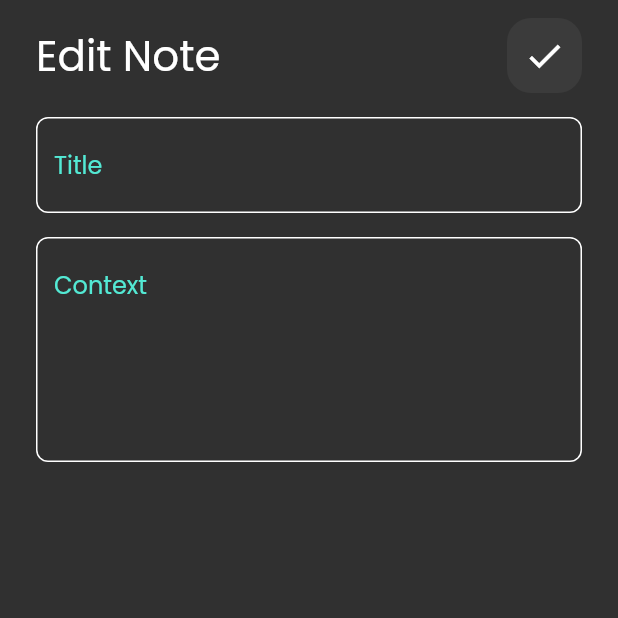
After one commit to Ahmeddsanad/notes_app, a Flutter app: the screen it shows after launch, after a tap on "Flutter tips", on a phone screen of 412 x 824 dp, the top half of it. The commit adds this screen. Run offline on Flutter 3.47's test engine with Material 2 defaults, Android fonts, the phone set to English and light mode, and no system bars; our stand-ins replace font_awesome_flutter.

Commit message:
add custom app bar to edit note view

```diff
--- a/lib/main.dart
+++ b/lib/main.dart
@@ -1,4 +1,5 @@
 import 'package:flutter/material.dart';
+import 'package:notes_app/views/edit_note_view.dart';
 import 'package:notes_app/views/notes_view.dart';
 
 void main() {
--- /dev/null
+++ b/lib/views/edit_note_view.dart
@@ -0,0 +1,43 @@
+import 'package:flutter/material.dart';
+import 'package:notes_app/views/widgets/custom_app_bar.dart';
+import 'package:notes_app/views/widgets/custom_text_field.dart';
+
+class EditNoteView extends StatelessWidget {
+  const EditNoteView({super.key});
+
+  @override
+  Widget build(BuildContext context) {
+    return const Scaffold(
+      body: Padding(
+        padding: EdgeInsets.only(
+          top: 12.0,
+          left: 24.0,
+          right: 24.0,
+        ),
+        child: SafeArea(
+          child: Column(
+            children: [
+              CustomAppBar(
+                text: 'Edit Note',
+                icon: Icons.check,
+              ),
+              SizedBox(
+                height: 16,
+              ),
+              CustomTextField(
+                hintText: 'Title',
+              ),
+              SizedBox(
+                height: 16,
+              ),
+              CustomTextField(
+                hintText: 'Context',
+                maxLines: 5,
+              ),
+            ],
+          ),
+        ),
+      ),
+    );
+  }
+}
--- a/lib/views/widgets/custom_app_bar.dart
+++ b/lib/views/widgets/custom_app_bar.dart
@@ -1,23 +1,28 @@
 import 'package:flutter/material.dart';
 import 'package:notes_app/views/widgets/custom_search_icon.dart';
 
-class CutomAppBar extends StatelessWidget {
-  const CutomAppBar({
+class CustomAppBar extends StatelessWidget {
+  const CustomAppBar({
     super.key,
+    required this.text,
+    required this.icon,
   });
+
+  final String text;
+  final IconData icon;
 
   @override
   Widget build(BuildContext context) {
-    return const Row(
+    return Row(
       children: [
         Text(
-          'Notes',
-          style: TextStyle(
+          text,
+          style: const TextStyle(
             fontSize: 28,
           ),
         ),
-        Spacer(),
-        CustomSearchIcon(),
+        const Spacer(),
+        CustomSearchIcon(icon: icon),
       ],
     );
   }
--- a/lib/views/widgets/custom_note_item.dart
+++ b/lib/views/widgets/custom_note_item.dart
@@ -1,5 +1,6 @@
 import 'package:flutter/material.dart';
 import 'package:font_awesome_flutter/font_awesome_flutter.dart';
+import 'package:notes_app/views/edit_note_view.dart';
 
 class NoteItem extends StatelessWidget {
   const NoteItem({
@@ -8,7 +9,15 @@ class NoteItem extends StatelessWidget {
 
   @override
   Widget build(BuildContext context) {
-    return Container(
+    return GestureDetector(
+      onTap: () {
+        Navigator.push(
+            context,
+            MaterialPageRoute(
+              builder: (context) => const EditNoteView(),
+            ));
+      },
+      child: Container(
         padding: const EdgeInsets.only(
           top: 24,
           bottom: 24,
@@ -66,6 +75,7 @@ class NoteItem extends StatelessWidget {
             )
           ],
         ),
+      ),
     );
   }
 }
--- a/lib/views/widgets/custom_search_icon.dart
+++ b/lib/views/widgets/custom_search_icon.dart
@@ -1,9 +1,9 @@
 import 'package:flutter/material.dart';
 
 class CustomSearchIcon extends StatelessWidget {
-  const CustomSearchIcon({
-    super.key,
-  });
+  const CustomSearchIcon({super.key, required this.icon});
+
+  final IconData icon;
 
   @override
   Widget build(BuildContext context) {
@@ -16,8 +16,8 @@ class CustomSearchIcon extends StatelessWidget {
         ),
         color: Colors.white.withOpacity(0.05),
       ),
-      child: const Icon(
-        Icons.search,
+      child: Icon(
+        icon,
         size: 28.0,
       ),
     );
--- a/lib/views/widgets/news_view_body.dart
+++ b/lib/views/widgets/news_view_body.dart
@@ -20,7 +20,10 @@ class NewsViewBody extends StatelessWidget {
       child: SafeArea(
         child: Column(
           children: [
-            CutomAppBar(),
+            CustomAppBar(
+              text: 'Notes',
+              icon: Icons.search,
+            ),
             NotesListView(),
           ],
         ),
```
Lines whose indentation alone changed are shown as unchanged.
